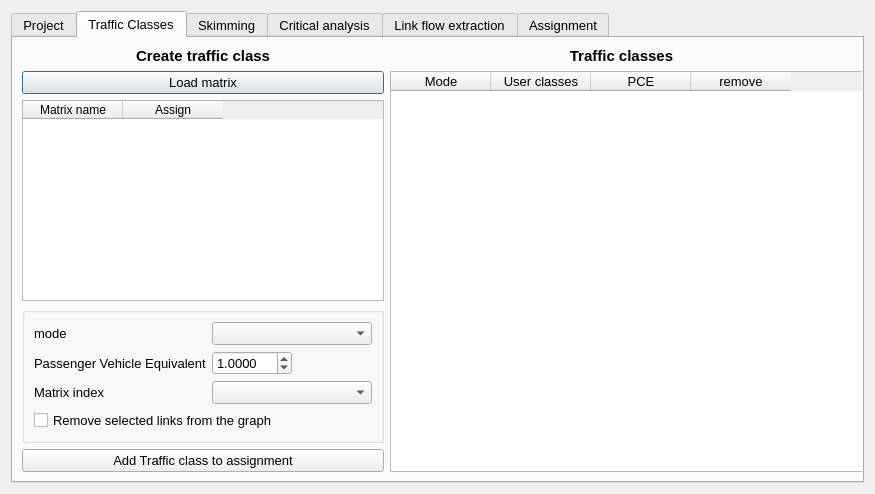
This is paths_procedures/forms/ui_traffic_assignment.ui in AequilibraE/qaequilibrae as Qt 5 draws it before an edit. The edited form follows.
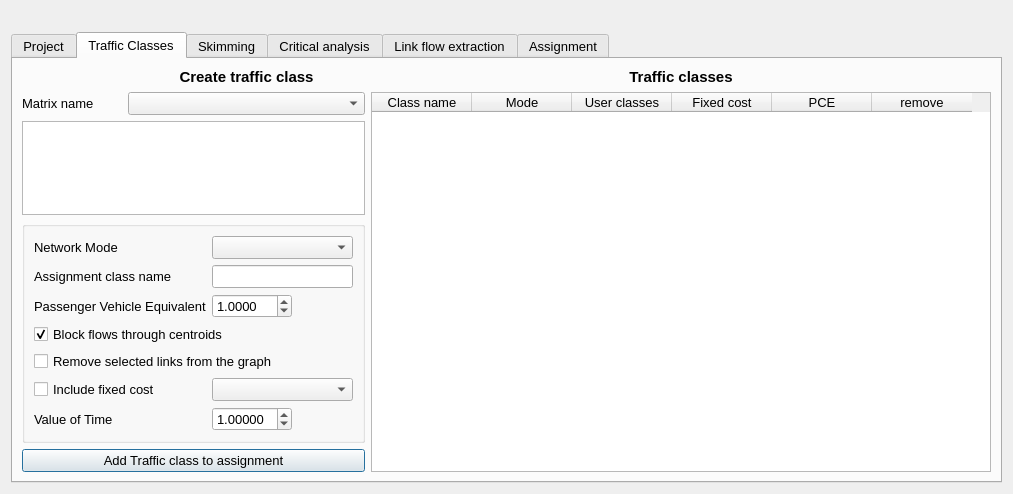
This is the edited form. The open tabs and pages were chosen to show the change.

The edit to the form file:
```diff
--- a/paths_procedures/forms/ui_traffic_assignment.ui
+++ b/paths_procedures/forms/ui_traffic_assignment.ui
@@ -9,7 +9,7 @@
    <rect>
     <x>0</x>
     <y>0</y>
-    <width>875</width>
+    <width>1013</width>
     <height>494</height>
    </rect>
   </property>
@@ -31,18 +31,36 @@
    <bool>true</bool>
   </property>
   <layout class="QVBoxLayout" name="verticalLayout">
+   <item>
+    <widget class="QLabel" name="label_13">
+     <property name="font">
+      <font>
+       <pointsize>10</pointsize>
+      </font>
+     </property>
+     <property name="text">
+      <string/>
+     </property>
+    </widget>
+   </item>
    <item>
     <widget class="QTabWidget" name="tabWidget">
      <property name="enabled">
       <bool>true</bool>
      </property>
+     <property name="sizePolicy">
+      <sizepolicy hsizetype="Preferred" vsizetype="Preferred">
+       <horstretch>0</horstretch>
+       <verstretch>0</verstretch>
+      </sizepolicy>
+     </property>
      <property name="font">
       <font>
        <pointsize>10</pointsize>
       </font>
      </property>
      <property name="currentIndex">
-      <number>1</number>
+      <number>0</number>
      </property>
      <widget class="QWidget" name="tab_2">
       <attribute name="title">
@@ -51,6 +69,12 @@
       <layout class="QGridLayout" name="gridLayout_3">
        <item row="0" column="0" rowspan="2">
         <widget class="QTableWidget" name="tbl_project_properties">
+         <property name="sizePolicy">
+          <sizepolicy hsizetype="Preferred" vsizetype="Preferred">
+           <horstretch>0</horstretch>
+           <verstretch>0</verstretch>
+          </sizepolicy>
+         </property>
          <column>
           <property name="text">
            <string>Property</string>
@@ -70,25 +94,20 @@
        <string>Traffic Classes</string>
       </attribute>
       <layout class="QGridLayout" name="gridLayout_10">
-       <item row="0" column="0">
-        <widget class="QLabel" name="label_3">
-         <property name="font">
-          <font>
-           <pointsize>11</pointsize>
-           <weight>75</weight>
-           <bold>true</bold>
-          </font>
-         </property>
-         <property name="text">
-          <string>Create traffic class</string>
-         </property>
-         <property name="alignment">
-          <set>Qt::AlignCenter</set>
-         </property>
-        </widget>
-       </item>
-       <item row="0" column="1">
+       <item row="0" column="2">
         <widget class="QLabel" name="lbl">
+         <property name="sizePolicy">
+          <sizepolicy hsizetype="Preferred" vsizetype="Preferred">
+           <horstretch>0</horstretch>
+           <verstretch>0</verstretch>
+          </sizepolicy>
+         </property>
+         <property name="maximumSize">
+          <size>
+           <width>16777215</width>
+           <height>35</height>
+          </size>
+         </property>
          <property name="font">
           <font>
            <pointsize>11</pointsize>
@@ -100,30 +119,63 @@
           <string>Traffic classes</string>
          </property>
          <property name="alignment">
-          <set>Qt::AlignHCenter|Qt::AlignTop</set>
+          <set>Qt::AlignCenter</set>
          </property>
          <property name="wordWrap">
           <bool>true</bool>
          </property>
         </widget>
        </item>
-       <item row="1" column="0">
-        <widget class="QPushButton" name="but_load_new_matrix">
+       <item row="0" column="1">
+        <widget class="QLabel" name="label_3">
+         <property name="sizePolicy">
+          <sizepolicy hsizetype="Preferred" vsizetype="Preferred">
+           <horstretch>0</horstretch>
+           <verstretch>0</verstretch>
+          </sizepolicy>
+         </property>
+         <property name="maximumSize">
+          <size>
+           <width>16777215</width>
+           <height>35</height>
+          </size>
+         </property>
          <property name="font">
           <font>
-           <pointsize>10</pointsize>
+           <pointsize>11</pointsize>
+           <weight>75</weight>
+           <bold>true</bold>
           </font>
          </property>
          <property name="text">
-          <string>Load matrix</string>
+          <string>Create traffic class</string>
          </property>
+         <property name="alignment">
+          <set>Qt::AlignCenter</set>
+         </property>
         </widget>
        </item>
-       <item row="1" column="1" rowspan="4">
+       <item row="1" column="1">
+        <widget class="QComboBox" name="cob_matrices">
+         <property name="sizePolicy">
+          <sizepolicy hsizetype="Preferred" vsizetype="Preferred">
+           <horstretch>0</horstretch>
+           <verstretch>0</verstretch>
+          </sizepolicy>
+         </property>
+        </widget>
+       </item>
+       <item row="1" column="2" rowspan="5">
         <widget class="QTableWidget" name="tbl_traffic_classes">
+         <property name="sizePolicy">
+          <sizepolicy hsizetype="Preferred" vsizetype="Preferred">
+           <horstretch>0</horstretch>
+           <verstretch>0</verstretch>
+          </sizepolicy>
+         </property>
          <property name="minimumSize">
           <size>
-           <width>480</width>
+           <width>620</width>
            <height>0</height>
           </size>
          </property>
@@ -140,11 +192,16 @@
           <number>0</number>
          </property>
          <property name="columnCount">
-          <number>4</number>
+          <number>6</number>
          </property>
          <attribute name="verticalHeaderDefaultSectionSize">
           <number>27</number>
          </attribute>
+         <column>
+          <property name="text">
+           <string>Class name</string>
+          </property>
+         </column>
          <column>
           <property name="text">
            <string>Mode</string>
@@ -155,6 +212,11 @@
            <string>User classes</string>
           </property>
          </column>
+         <column>
+          <property name="text">
+           <string>Fixed cost</string>
+          </property>
+         </column>
          <column>
           <property name="text">
            <string>PCE</string>
@@ -167,136 +229,238 @@
          </column>
         </widget>
        </item>
-       <item row="4" column="0">
-        <widget class="QPushButton" name="but_add_class">
-         <property name="text">
-          <string>Add Traffic class to assignment</string>
-         </property>
-        </widget>
-       </item>
-       <item row="2" column="0">
-        <widget class="QTableWidget" name="table_matrix_list">
-         <property name="minimumSize">
+       <item row="1" column="0">
+        <widget class="QLabel" name="label">
+         <property name="maximumSize">
           <size>
-           <width>300</width>
-           <height>0</height>
+           <width>100</width>
+           <height>16777215</height>
           </size>
          </property>
-         <property name="accessibleName">
-          <string>&lt;html&gt;&lt;head/&gt;&lt;body&gt;&lt;p&gt;xcxc&lt;/p&gt;&lt;/body&gt;&lt;/html&gt;</string>
+         <property name="text">
+          <string>Matrix name</string>
          </property>
-         <property name="selectionMode">
-          <enum>QAbstractItemView::SingleSelection</enum>
+        </widget>
+       </item>
+       <item row="2" column="0" rowspan="2" colspan="2">
+        <widget class="QTableView" name="tbl_core_list">
+         <property name="sizePolicy">
+          <sizepolicy hsizetype="Preferred" vsizetype="Preferred">
+           <horstretch>0</horstretch>
+           <verstretch>0</verstretch>
+          </sizepolicy>
          </property>
-         <property name="selectionBehavior">
-          <enum>QAbstractItemView::SelectRows</enum>
-         </property>
-         <property name="rowCount">
-          <number>0</number>
-         </property>
-         <property name="columnCount">
-          <number>2</number>
-         </property>
-         <attribute name="verticalHeaderDefaultSectionSize">
-          <number>27</number>
-         </attribute>
-         <column>
-          <property name="text">
-           <string>Matrix name</string>
-          </property>
-          <property name="font">
-           <font>
-            <pointsize>9</pointsize>
-           </font>
-          </property>
-         </column>
-         <column>
-          <property name="text">
-           <string>Assign</string>
-          </property>
-          <property name="font">
-           <font>
-            <pointsize>9</pointsize>
-           </font>
-          </property>
-          <property name="textAlignment">
-           <set>AlignCenter</set>
-          </property>
-         </column>
         </widget>
        </item>
-       <item row="3" column="0">
+       <item row="4" column="0" colspan="2">
         <widget class="QGroupBox" name="groupBox_6">
+         <property name="sizePolicy">
+          <sizepolicy hsizetype="Preferred" vsizetype="Preferred">
+           <horstretch>0</horstretch>
+           <verstretch>0</verstretch>
+          </sizepolicy>
+         </property>
          <property name="title">
           <string/>
          </property>
          <layout class="QGridLayout" name="gridLayout_9">
-          <item row="0" column="0">
-           <widget class="QLabel" name="label_8">
-            <property name="text">
-             <string>mode</string>
-            </property>
-           </widget>
-          </item>
-          <item row="1" column="1">
-           <widget class="QDoubleSpinBox" name="pce_setter">
-            <property name="maximumSize">
-             <size>
-              <width>80</width>
-              <height>16777215</height>
-             </size>
-            </property>
-            <property name="decimals">
-             <number>4</number>
-            </property>
-            <property name="maximum">
-             <double>1000000.000000000000000</double>
-            </property>
-            <property name="singleStep">
-             <double>0.100000000000000</double>
-            </property>
-            <property name="value">
-             <double>1.000000000000000</double>
-            </property>
-           </widget>
-          </item>
-          <item row="2" column="0">
-           <widget class="QLabel" name="label">
-            <property name="text">
-             <string>Matrix index</string>
-            </property>
-           </widget>
-          </item>
-          <item row="2" column="1">
-           <widget class="QComboBox" name="cob_matrix_indices">
-            <property name="minimumSize">
-             <size>
-              <width>160</width>
-              <height>0</height>
-             </size>
-            </property>
-           </widget>
-          </item>
-          <item row="1" column="0">
-           <widget class="QLabel" name="label_2">
-            <property name="text">
-             <string>Passenger Vehicle Equivalent</string>
-            </property>
-           </widget>
-          </item>
-          <item row="0" column="1">
-           <widget class="QComboBox" name="cob_mode_for_class"/>
-          </item>
-          <item row="3" column="0" colspan="2">
+          <item row="5" column="0" colspan="2">
            <widget class="QCheckBox" name="chb_chosen_links">
+            <property name="sizePolicy">
+             <sizepolicy hsizetype="Preferred" vsizetype="Preferred">
+              <horstretch>0</horstretch>
+              <verstretch>0</verstretch>
+             </sizepolicy>
+            </property>
             <property name="text">
              <string>Remove selected links from the graph</string>
             </property>
            </widget>
           </item>
+          <item row="0" column="1">
+           <widget class="QComboBox" name="cob_mode_for_class">
+            <property name="sizePolicy">
+             <sizepolicy hsizetype="Preferred" vsizetype="Preferred">
+              <horstretch>0</horstretch>
+              <verstretch>0</verstretch>
+             </sizepolicy>
+            </property>
+           </widget>
+          </item>
+          <item row="1" column="1">
+           <widget class="QLineEdit" name="ln_class_name"/>
+          </item>
+          <item row="2" column="0">
+           <widget class="QLabel" name="label_2">
+            <property name="sizePolicy">
+             <sizepolicy hsizetype="Preferred" vsizetype="Preferred">
+              <horstretch>0</horstretch>
+              <verstretch>0</verstretch>
+             </sizepolicy>
+            </property>
+            <property name="text">
+             <string>Passenger Vehicle Equivalent</string>
+            </property>
+           </widget>
+          </item>
+          <item row="4" column="0" colspan="2">
+           <widget class="QCheckBox" name="chb_check_centroids">
+            <property name="text">
+             <string>Block flows through centroids</string>
+            </property>
+            <property name="checked">
+             <bool>true</bool>
+            </property>
+           </widget>
+          </item>
+          <item row="2" column="1">
+           <widget class="QDoubleSpinBox" name="pce_setter">
+            <property name="sizePolicy">
+             <sizepolicy hsizetype="Preferred" vsizetype="Preferred">
+              <horstretch>0</horstretch>
+              <verstretch>0</verstretch>
+             </sizepolicy>
+            </property>
+            <property name="maximumSize">
+             <size>
+              <width>80</width>
+              <height>16777215</height>
+             </size>
+            </property>
+            <property name="decimals">
+             <number>4</number>
+            </property>
+            <property name="minimum">
+             <double>0.010000000000000</double>
+            </property>
+            <property name="maximum">
+             <double>1000000.000000000000000</double>
+            </property>
+            <property name="singleStep">
+             <double>0.100000000000000</double>
+            </property>
+            <property name="value">
+             <double>1.000000000000000</double>
+            </property>
+           </widget>
+          </item>
+          <item row="0" column="0">
+           <widget class="QLabel" name="label_8">
+            <property name="sizePolicy">
+             <sizepolicy hsizetype="Preferred" vsizetype="Preferred">
+              <horstretch>0</horstretch>
+              <verstretch>0</verstretch>
+             </sizepolicy>
+            </property>
+            <property name="text">
+             <string>Network Mode</string>
+            </property>
+           </widget>
+          </item>
+          <item row="1" column="0">
+           <widget class="QLabel" name="label_14">
+            <property name="sizePolicy">
+             <sizepolicy hsizetype="Preferred" vsizetype="Preferred">
+              <horstretch>0</horstretch>
+              <verstretch>0</verstretch>
+             </sizepolicy>
+            </property>
+            <property name="text">
+             <string>Assignment class name</string>
+            </property>
+           </widget>
+          </item>
+          <item row="9" column="0">
+           <widget class="QLabel" name="lbl_vot">
+            <property name="sizePolicy">
+             <sizepolicy hsizetype="Preferred" vsizetype="Preferred">
+              <horstretch>0</horstretch>
+              <verstretch>0</verstretch>
+             </sizepolicy>
+            </property>
+            <property name="text">
+             <string>Value of Time</string>
+            </property>
+           </widget>
+          </item>
+          <item row="7" column="0">
+           <widget class="QCheckBox" name="chb_fixed_cost">
+            <property name="sizePolicy">
+             <sizepolicy hsizetype="Preferred" vsizetype="Preferred">
+              <horstretch>0</horstretch>
+              <verstretch>0</verstretch>
+             </sizepolicy>
+            </property>
+            <property name="maximumSize">
+             <size>
+              <width>199999</width>
+              <height>16777215</height>
+             </size>
+            </property>
+            <property name="text">
+             <string>Include fixed cost</string>
+            </property>
+           </widget>
+          </item>
+          <item row="9" column="1">
+           <widget class="QDoubleSpinBox" name="vot_setter">
+            <property name="sizePolicy">
+             <sizepolicy hsizetype="Preferred" vsizetype="Preferred">
+              <horstretch>0</horstretch>
+              <verstretch>0</verstretch>
+             </sizepolicy>
+            </property>
+            <property name="maximumSize">
+             <size>
+              <width>80</width>
+              <height>16777215</height>
+             </size>
+            </property>
+            <property name="decimals">
+             <number>5</number>
+            </property>
+            <property name="maximum">
+             <double>1000000.000000000000000</double>
+            </property>
+            <property name="singleStep">
+             <double>0.100000000000000</double>
+            </property>
+            <property name="value">
+             <double>1.000000000000000</double>
+            </property>
+           </widget>
+          </item>
+          <item row="7" column="1">
+           <widget class="QComboBox" name="cob_fixed_cost">
+            <property name="sizePolicy">
+             <sizepolicy hsizetype="Preferred" vsizetype="Preferred">
+              <horstretch>0</horstretch>
+              <verstretch>0</verstretch>
+             </sizepolicy>
+            </property>
+            <property name="font">
+             <font>
+              <pointsize>10</pointsize>
+             </font>
+            </property>
+           </widget>
+          </item>
          </layout>
         </widget>
        </item>
+       <item row="5" column="0" colspan="2">
+        <widget class="QPushButton" name="but_add_class">
+         <property name="sizePolicy">
+          <sizepolicy hsizetype="Preferred" vsizetype="Preferred">
+           <horstretch>0</horstretch>
+           <verstretch>0</verstretch>
+          </sizepolicy>
+         </property>
+         <property name="text">
+          <string>Add Traffic class to assignment</string>
+         </property>
+        </widget>
+       </item>
       </layout>
      </widget>
      <widget class="QWidget" name="tab_4">
@@ -306,12 +470,35 @@
       <layout class="QGridLayout" name="gridLayout_8">
        <item row="0" column="0">
         <widget class="QGroupBox" name="groupBox_4">
+         <property name="sizePolicy">
+          <sizepolicy hsizetype="Preferred" vsizetype="Preferred">
+           <horstretch>0</horstretch>
+           <verstretch>0</verstretch>
+          </sizepolicy>
+         </property>
+         <property name="maximumSize">
+          <size>
+           <width>16777215</width>
+           <height>60</height>
+          </size>
+         </property>
+         <property name="font">
+          <font>
+           <pointsize>10</pointsize>
+          </font>
+         </property>
          <property name="title">
           <string/>
          </property>
          <layout class="QGridLayout" name="gridLayout">
           <item row="0" column="2">
            <spacer name="horizontalSpacer">
+            <property name="sizePolicy">
+             <sizepolicy hsizetype="Minimum" vsizetype="Minimum">
+              <horstretch>0</horstretch>
+              <verstretch>0</verstretch>
+             </sizepolicy>
+            </property>
             <property name="orientation">
              <enum>Qt::Horizontal</enum>
             </property>
@@ -325,13 +512,25 @@
           </item>
           <item row="0" column="3">
            <widget class="QLabel" name="label_9">
+            <property name="sizePolicy">
+             <sizepolicy hsizetype="Preferred" vsizetype="Preferred">
+              <horstretch>0</horstretch>
+              <verstretch>0</verstretch>
+             </sizepolicy>
+            </property>
             <property name="text">
-             <string>Mode</string>
+             <string>Class</string>
             </property>
            </widget>
           </item>
           <item row="0" column="1">
            <widget class="QComboBox" name="cob_skims_available">
+            <property name="sizePolicy">
+             <sizepolicy hsizetype="Preferred" vsizetype="Preferred">
+              <horstretch>0</horstretch>
+              <verstretch>0</verstretch>
+             </sizepolicy>
+            </property>
             <property name="minimumSize">
              <size>
               <width>250</width>
@@ -341,7 +540,13 @@
            </widget>
           </item>
           <item row="0" column="4">
-           <widget class="QComboBox" name="cob_skim_mode">
+           <widget class="QComboBox" name="cob_skim_class">
+            <property name="sizePolicy">
+             <sizepolicy hsizetype="Preferred" vsizetype="Preferred">
+              <horstretch>0</horstretch>
+              <verstretch>0</verstretch>
+             </sizepolicy>
+            </property>
             <property name="minimumSize">
              <size>
               <width>230</width>
@@ -352,6 +557,12 @@
           </item>
           <item row="0" column="0">
            <widget class="QLabel" name="label_7">
+            <property name="sizePolicy">
+             <sizepolicy hsizetype="Preferred" vsizetype="Preferred">
+              <horstretch>0</horstretch>
+              <verstretch>0</verstretch>
+             </sizepolicy>
+            </property>
             <property name="text">
              <string>Field to skim</string>
             </property>
@@ -359,6 +570,15 @@
           </item>
           <item row="0" column="6">
            <widget class="QPushButton" name="but_add_skim">
+            <property name="enabled">
+             <bool>false</bool>
+            </property>
+            <property name="sizePolicy">
+             <sizepolicy hsizetype="Preferred" vsizetype="Preferred">
+              <horstretch>0</horstretch>
+              <verstretch>0</verstretch>
+             </sizepolicy>
+            </property>
             <property name="minimumSize">
              <size>
               <width>100</width>
@@ -372,6 +592,12 @@
           </item>
           <item row="0" column="5">
            <spacer name="horizontalSpacer_2">
+            <property name="sizePolicy">
+             <sizepolicy hsizetype="Minimum" vsizetype="Minimum">
+              <horstretch>0</horstretch>
+              <verstretch>0</verstretch>
+             </sizepolicy>
+            </property>
             <property name="orientation">
              <enum>Qt::Horizontal</enum>
             </property>
@@ -388,6 +614,12 @@
        </item>
        <item row="1" column="0">
         <widget class="QTableWidget" name="skim_list_table">
+         <property name="sizePolicy">
+          <sizepolicy hsizetype="Preferred" vsizetype="Preferred">
+           <horstretch>0</horstretch>
+           <verstretch>0</verstretch>
+          </sizepolicy>
+         </property>
          <property name="accessibleName">
           <string>&lt;html&gt;&lt;head/&gt;&lt;body&gt;&lt;p&gt;xcxc&lt;/p&gt;&lt;/body&gt;&lt;/html&gt;</string>
          </property>
@@ -408,7 +640,7 @@
          </attribute>
          <column>
           <property name="text">
-           <string>Mode</string>
+           <string>Traffic class</string>
           </property>
           <property name="font">
            <font>
@@ -791,33 +1023,6 @@
           <string>Algorithm</string>
          </property>
          <layout class="QGridLayout" name="gridLayout_4">
-          <item row="2" column="0">
-           <widget class="QLabel" name="label_10">
-            <property name="text">
-             <string>Relative Gap</string>
-            </property>
-           </widget>
-          </item>
-          <item row="2" column="2">
-           <spacer name="horizontalSpacer_5">
-            <property name="orientation">
-             <enum>Qt::Horizontal</enum>
-            </property>
-            <property name="sizeHint" stdset="0">
-             <size>
-              <width>40</width>
-              <height>20</height>
-             </size>
-            </property>
-           </spacer>
-          </item>
-          <item row="2" column="3">
-           <widget class="QLabel" name="label_11">
-            <property name="text">
-             <string>Maximum Iterations</string>
-            </property>
-           </widget>
-          </item>
           <item row="0" column="0" colspan="6">
            <widget class="QComboBox" name="cb_choose_algorithm">
             <property name="minimumSize">
@@ -831,6 +1036,33 @@
             </property>
            </widget>
           </item>
+          <item row="2" column="2">
+           <spacer name="horizontalSpacer_5">
+            <property name="orientation">
+             <enum>Qt::Horizontal</enum>
+            </property>
+            <property name="sizeHint" stdset="0">
+             <size>
+              <width>40</width>
+              <height>20</height>
+             </size>
+            </property>
+           </spacer>
+          </item>
+          <item row="2" column="0">
+           <widget class="QLabel" name="label_10">
+            <property name="text">
+             <string>Relative Gap</string>
+            </property>
+           </widget>
+          </item>
+          <item row="2" column="3">
+           <widget class="QLabel" name="label_11">
+            <property name="text">
+             <string>Maximum Iterations</string>
+            </property>
+           </widget>
+          </item>
           <item row="2" column="5">
            <widget class="QLineEdit" name="max_iter">
             <property name="maximumSize">
@@ -851,16 +1083,6 @@
             </property>
            </widget>
           </item>
-          <item row="3" column="0" colspan="2">
-           <widget class="QCheckBox" name="chb_check_centroids">
-            <property name="text">
-             <string>Block flows through centroids</string>
-            </property>
-            <property name="checked">
-             <bool>true</bool>
-            </property>
-           </widget>
-          </item>
          </layout>
         </widget>
        </item>
@@ -900,8 +1122,14 @@
             </property>
            </widget>
           </item>
-          <item row="1" column="1">
+          <item row="1" column="1" colspan="2">
            <widget class="QComboBox" name="cob_ffttime">
+            <property name="sizePolicy">
+             <sizepolicy hsizetype="Preferred" vsizetype="Preferred">
+              <horstretch>0</horstretch>
+              <verstretch>0</verstretch>
+             </sizepolicy>
+            </property>
             <property name="font">
              <font>
               <pointsize>10</pointsize>
@@ -909,8 +1137,14 @@
             </property>
            </widget>
           </item>
-          <item row="0" column="1">
+          <item row="0" column="1" colspan="2">
            <widget class="QComboBox" name="cob_capacity">
+            <property name="sizePolicy">
+             <sizepolicy hsizetype="Preferred" vsizetype="Preferred">
+              <horstretch>0</horstretch>
+              <verstretch>0</verstretch>
+             </sizepolicy>
+            </property>
             <property name="minimumSize">
              <size>
               <width>200</width>
@@ -924,19 +1158,6 @@
             </property>
            </widget>
           </item>
-          <item row="0" column="2">
-           <spacer name="horizontalSpacer_6">
-            <property name="orientation">
-             <enum>Qt::Horizontal</enum>
-            </property>
-            <property name="sizeHint" stdset="0">
-             <size>
-              <width>40</width>
-              <height>20</height>
-             </size>
-            </property>
-           </spacer>
-          </item>
          </layout>
         </widget>
        </item>
@@ -958,38 +1179,7 @@
           <string>Outputs</string>
          </property>
          <layout class="QGridLayout" name="gridLayout_11">
-          <item row="0" column="2" colspan="2">
-           <widget class="QLabel" name="lbl_output">
-            <property name="font">
-             <font>
-              <pointsize>10</pointsize>
-             </font>
-            </property>
-            <property name="text">
-             <string>Output</string>
-            </property>
-            <property name="alignment">
-             <set>Qt::AlignLeading|Qt::AlignLeft|Qt::AlignVCenter</set>
-            </property>
-            <property name="wordWrap">
-             <bool>true</bool>
-            </property>
-           </widget>
-          </item>
-          <item row="0" column="0" colspan="2">
-           <widget class="QPushButton" name="select_output_folder">
-            <property name="minimumSize">
-             <size>
-              <width>0</width>
-              <height>30</height>
-             </size>
-            </property>
-            <property name="text">
-             <string>Results</string>
-            </property>
-           </widget>
-          </item>
-          <item row="1" column="0">
+          <item row="2" column="0">
            <widget class="QCheckBox" name="do_path_file">
             <property name="enabled">
              <bool>false</bool>
@@ -999,6 +1189,16 @@
             </property>
            </widget>
           </item>
+          <item row="0" column="0">
+           <widget class="QLineEdit" name="output_scenario_name">
+            <property name="text">
+             <string/>
+            </property>
+            <property name="placeholderText">
+             <string>Result_name</string>
+            </property>
+           </widget>
+          </item>
          </layout>
         </widget>
        </item>
```
